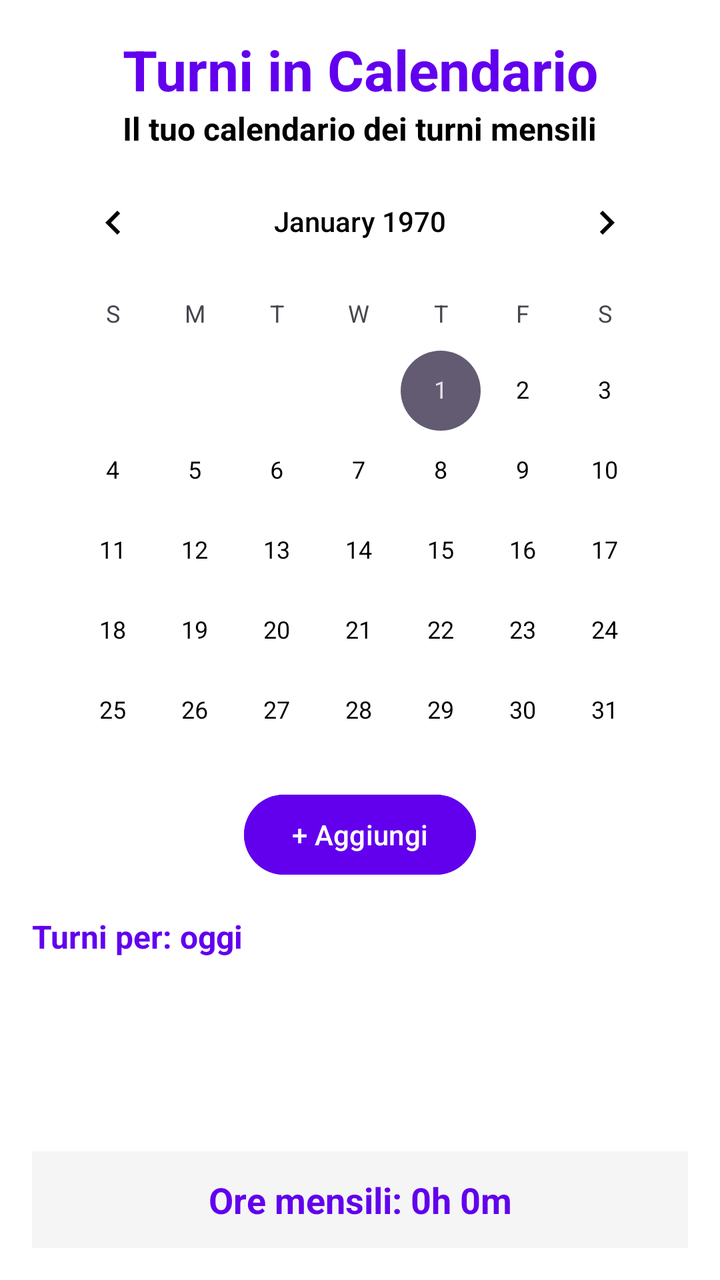
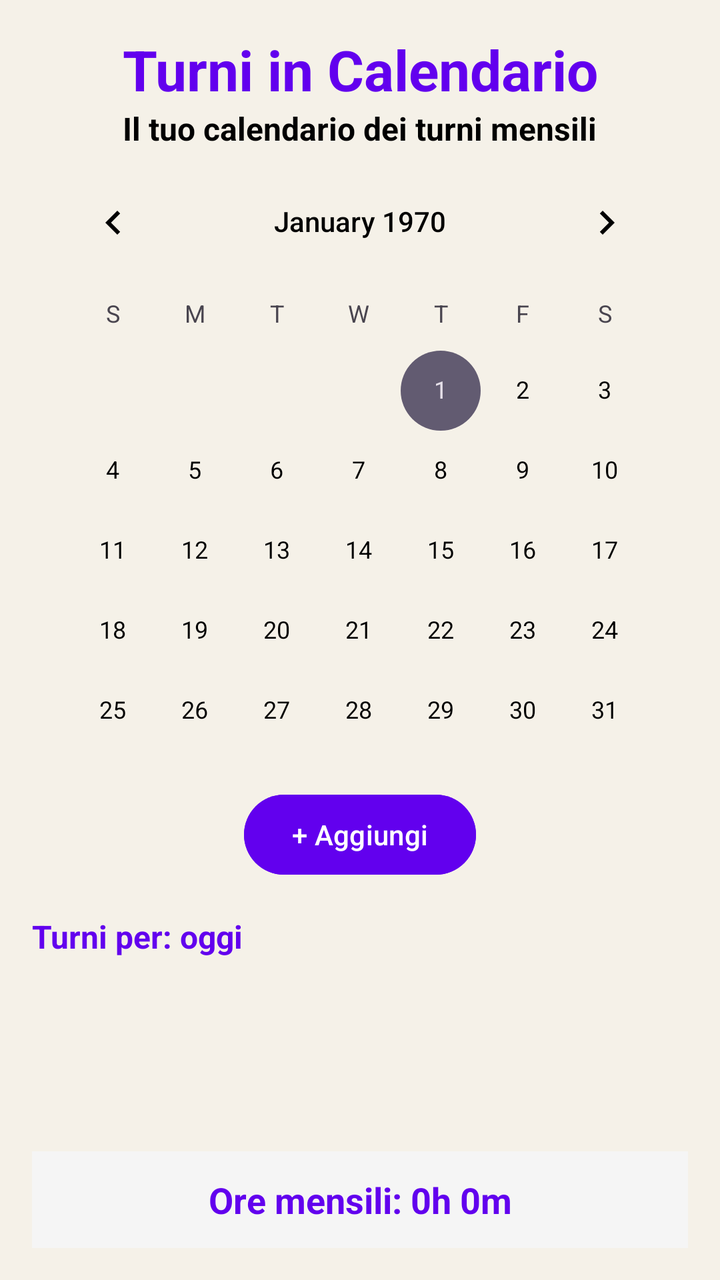

Before-and-after screenshots of an Android layout around one commit, followed by the original layout XML and the change that was made.
<!-- AndroidManifest.xml: application theme Theme.CoreTeamProject -->
<!-- res/layout/fragment_shift.xml -->
<?xml version="1.0" encoding="utf-8"?>
<androidx.constraintlayout.widget.ConstraintLayout
    xmlns:android="http://schemas.android.com/apk/res/android"
    xmlns:app="http://schemas.android.com/apk/res-auto"
    xmlns:tools="http://schemas.android.com/tools"
    android:layout_width="match_parent"
    android:layout_height="match_parent"
    android:background="@color/white"
    android:padding="16dp">

    <TextView
        android:id="@+id/textViewShift"
        android:layout_width="wrap_content"
        android:layout_height="wrap_content"
        android:text="Turni in Calendario"
        android:textSize="28sp"
        android:textColor="@color/purple_500"
        android:textStyle="bold"
        app:layout_constraintTop_toTopOf="parent"
        app:layout_constraintStart_toStartOf="parent"
        app:layout_constraintEnd_toEndOf="parent" />

    <TextView
        android:id="@+id/textDescriptionShift"
        android:layout_width="wrap_content"
        android:layout_height="wrap_content"
        android:text="Il tuo calendario dei turni mensili"
        android:textColor="@color/black"
        android:textSize="16sp"
        android:textStyle="bold"
        app:layout_constraintTop_toBottomOf="@id/textViewShift"
        app:layout_constraintEnd_toEndOf="parent"
        app:layout_constraintHorizontal_bias="0.498"
        app:layout_constraintStart_toStartOf="parent" />
        


    <CalendarView
        android:id="@+id/calendarView"
        android:layout_width="match_parent"
        android:layout_height="300dp"
        android:layout_marginTop="24dp"
        app:layout_constraintEnd_toEndOf="parent"
        app:layout_constraintHorizontal_bias="0.0"
        app:layout_constraintStart_toStartOf="parent"
        app:layout_constraintTop_toBottomOf="@+id/textViewShift" />

    <Button
        android:id="@+id/btnAddShift"
        android:layout_width="wrap_content"
        android:layout_height="wrap_content"
        android:text="+ Aggiungi"
        android:backgroundTint="@color/purple_500"
        android:textColor="@color/white"
        android:layout_marginTop="16dp"
        app:layout_constraintTop_toBottomOf="@+id/calendarView"
        app:layout_constraintStart_toStartOf="parent"
        app:layout_constraintEnd_toEndOf="parent" />

    <TextView
        android:id="@+id/textSelectedDate"
        android:layout_width="wrap_content"
        android:layout_height="wrap_content"
        android:text="Turni per: oggi"
        android:textSize="16sp"
        android:textColor="@color/purple_500"
        android:textStyle="bold"
        android:layout_marginTop="16dp"
        app:layout_constraintTop_toBottomOf="@+id/btnAddShift"
        app:layout_constraintStart_toStartOf="parent" />

    <ScrollView
        android:layout_width="match_parent"
        android:layout_height="0dp"
        android:layout_marginTop="8dp"
        app:layout_constraintTop_toBottomOf="@+id/textSelectedDate"
        app:layout_constraintBottom_toBottomOf="@+id/textMonthlyHours"
        app:layout_constraintStart_toStartOf="parent"
        app:layout_constraintEnd_toEndOf="parent">

        <LinearLayout
            android:id="@+id/shiftsLayout"
            android:layout_width="match_parent"
            android:layout_height="wrap_content"
            android:orientation="vertical" />

    </ScrollView>
    
    <TextView
        android:id="@+id/textMonthlyHours"
        android:layout_width="match_parent"
        android:layout_height="wrap_content"
        android:text="Ore mensili: 0h 0m"
        android:textColor="@color/purple_500"
        android:textSize="18sp"
        android:textStyle="bold"
        android:gravity="center"
        android:background="#F5F5F5"
        android:padding="12dp"
        android:layout_marginTop="8dp"
        app:layout_constraintBottom_toBottomOf="parent"
        app:layout_constraintEnd_toEndOf="parent"
        app:layout_constraintStart_toStartOf="parent" />

</androidx.constraintlayout.widget.ConstraintLayout>
<!-- resources referenced by this layout -->
<resources>
  <color name="black">#FF000000</color>
  <color name="purple_500">#6200EE</color>
  <color name="white">#FFFFFFFF</color>
  <style name="Theme.CoreTeamProject" parent="Base.Theme.CoreTeamProject" />
  <style name="Base.Theme.CoreTeamProject" parent="Theme.Material3.DayNight.NoActionBar">
          
          <item name="colorPrimary">@color/purple_500</item>
          <item name="colorPrimaryVariant">@color/purple_500</item>
          <item name="colorOnPrimary">@color/white</item>
  
          
          <item name="android:windowBackground">@color/white</item>
          <item name="colorSurface">@color/white</item>
          <item name="colorOnSurface">@color/black</item>
  
          
          <item name="android:textColor">@color/black</item>
          <item name="android:textColorPrimary">@color/black</item>
  
          
          <item name="colorPrimaryContainer">@color/purple_500</item>
          <item name="colorOnPrimaryContainer">@color/white</item>
      </style>
</resources>

<!-- the commit's change to res/layout/fragment_shift.xml (unified diff, before → after) -->
@@ -5,7 +5,7 @@
     xmlns:tools="http://schemas.android.com/tools"
     android:layout_width="match_parent"
     android:layout_height="match_parent"
-    android:background="@color/white"
+    android:background="@color/background_cream"
     android:padding="16dp">
 
     <TextView
<!-- resource entries referenced after the edit -->
@@ -1,5 +1,6 @@
 <!-- resources referenced by this layout -->
 <resources>
+  <color name="background_cream">#F5F1E8</color>
   <color name="black">#FF000000</color>
   <color name="purple_500">#6200EE</color>
   <color name="white">#FFFFFFFF</color>
